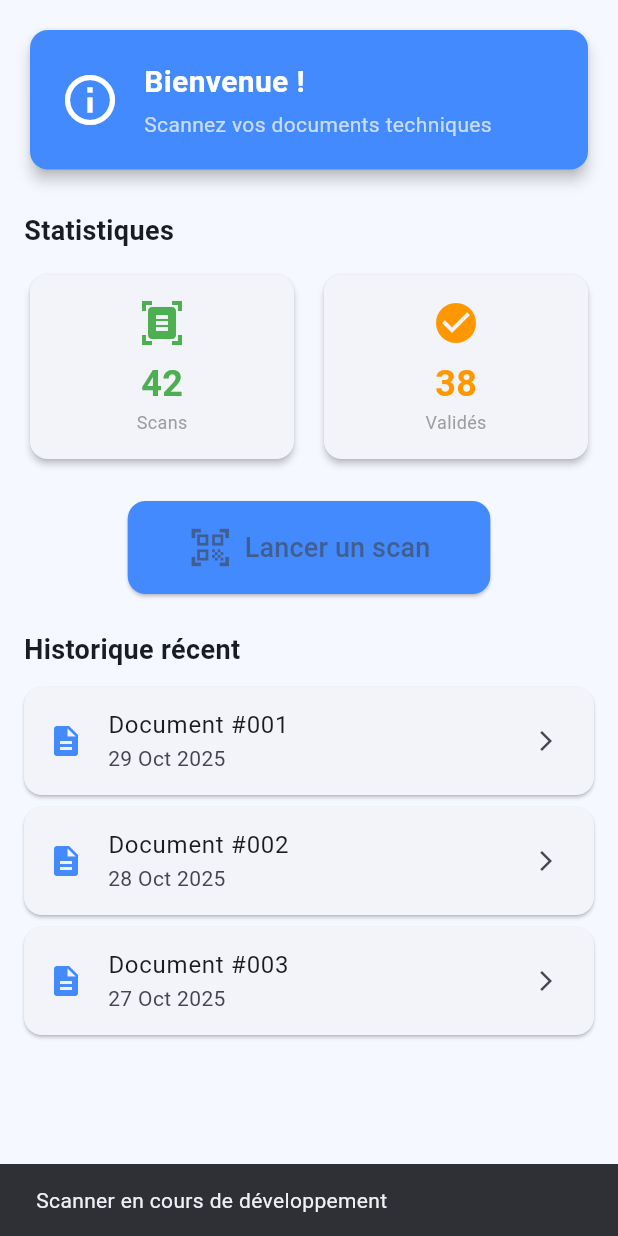
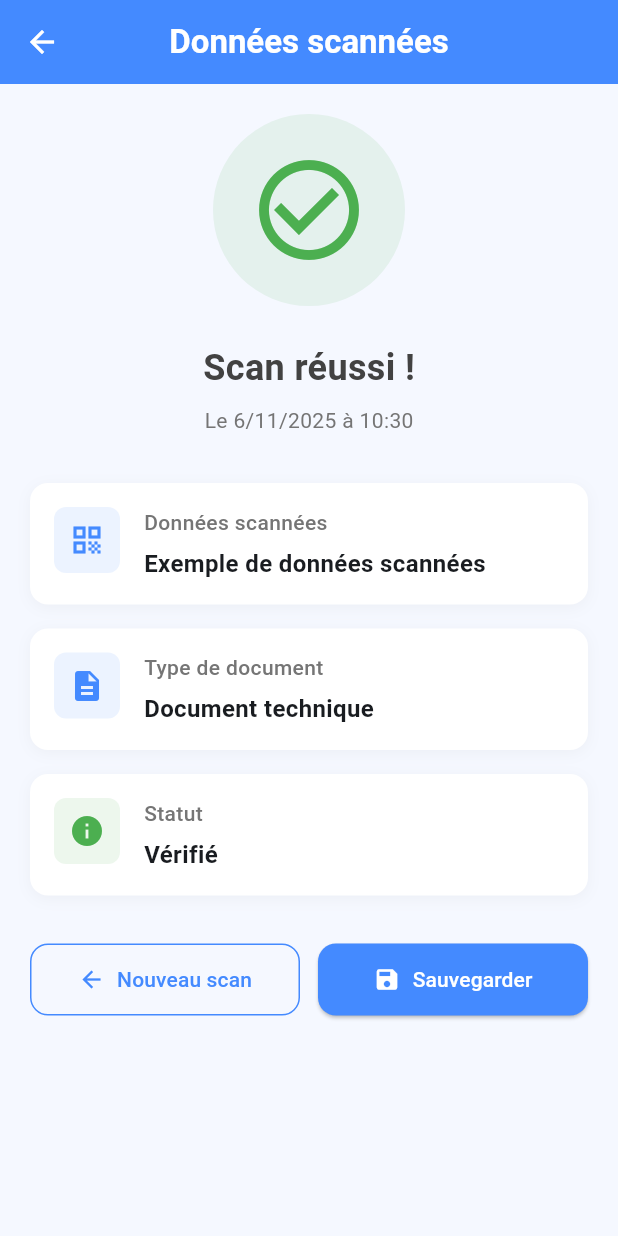
Before and after one commit to noursnoussi/glpi1, a Flutter app: the ScannerScreen screen opened directly, after a tap on "Lancer un scan", on a phone screen of 412 x 824 dp. Run offline on Flutter 3.47's test engine with Material 3 defaults, Android fonts, the phone set to English and light mode, and no system bars; our stand-ins replace firebase_auth, firebase_core; accounts and stored records are empty.

Commit message:
ajouter des interfaces

```diff
--- /dev/null
+++ b/lib/Screens/data_screen.dart
@@ -0,0 +1,213 @@
+// lib/screens/data_screen.dart
+import 'package:flutter/material.dart';
+
+class DataScreen extends StatelessWidget {
+  const DataScreen({super.key});
+
+  @override
+  Widget build(BuildContext context) {
+    // Récupérer les données passées depuis la page Scanner
+    final args = ModalRoute.of(context)?.settings.arguments as Map<String, dynamic>?;
+    final scannedData = args?['scannedData'] ?? 'Aucune donnée';
+    final timestamp = args?['timestamp'] as DateTime? ?? DateTime.now();
+
+    return Scaffold(
+      appBar: AppBar(
+        title: const Text(
+          'Données scannées',
+          style: TextStyle(color: Colors.white, fontWeight: FontWeight.bold),
+        ),
+        centerTitle: true,
+        backgroundColor: Colors.blueAccent,
+        iconTheme: const IconThemeData(color: Colors.white),
+      ),
+      body: SingleChildScrollView(
+        padding: const EdgeInsets.all(20),
+        child: Column(
+          crossAxisAlignment: CrossAxisAlignment.start,
+          children: [
+            // Icône de succès
+            Center(
+              child: Container(
+                padding: const EdgeInsets.all(24),
+                decoration: BoxDecoration(
+                  color: Colors.green.withOpacity(0.1),
+                  shape: BoxShape.circle,
+                ),
+                child: const Icon(
+                  Icons.check_circle_outline,
+                  size: 80,
+                  color: Colors.green,
+                ),
+              ),
+            ),
+
+            const SizedBox(height: 24),
+
+            Center(
+              child: Text(
+                'Scan réussi !',
+                style: TextStyle(
+                  fontSize: 24,
+                  fontWeight: FontWeight.bold,
+                  color: Colors.grey[800],
+                ),
+              ),
+            ),
+
+            const SizedBox(height: 8),
+
+            Center(
+              child: Text(
+                'Le ${timestamp.day}/${timestamp.month}/${timestamp.year} à ${timestamp.hour}:${timestamp.minute.toString().padLeft(2, '0')}',
+                style: TextStyle(
+                  color: Colors.grey[600],
+                  fontSize: 14,
+                ),
+              ),
+            ),
+
+            const SizedBox(height: 32),
+
+            // Carte avec les informations
+            _buildInfoCard(
+              title: 'Données scannées',
+              icon: Icons.qr_code,
+              content: scannedData.toString(),
+            ),
+
+            const SizedBox(height: 16),
+
+            _buildInfoCard(
+              title: 'Type de document',
+              icon: Icons.description,
+              content: 'Document technique',
+            ),
+
+            const SizedBox(height: 16),
+
+            _buildInfoCard(
+              title: 'Statut',
+              icon: Icons.info,
+              content: 'Vérifié',
+              statusColor: Colors.green,
+            ),
+
+            const SizedBox(height: 32),
+
+            // Boutons d'action
+            Row(
+              children: [
+                Expanded(
+                  child: OutlinedButton.icon(
+                    onPressed: () {
+                      // Retour à la page scanner
+                      Navigator.pop(context);
+                    },
+                    icon: const Icon(Icons.arrow_back),
+                    label: const Text('Nouveau scan'),
+                    style: OutlinedButton.styleFrom(
+                      padding: const EdgeInsets.symmetric(vertical: 14),
+                      shape: RoundedRectangleBorder(
+                        borderRadius: BorderRadius.circular(12),
+                      ),
+                      side: const BorderSide(color: Colors.blueAccent),
+                      foregroundColor: Colors.blueAccent,
+                    ),
+                  ),
+                ),
+                const SizedBox(width: 12),
+                Expanded(
+                  child: ElevatedButton.icon(
+                    onPressed: () {
+                      // Sauvegarder ou exporter
+                      ScaffoldMessenger.of(context).showSnackBar(
+                        const SnackBar(
+                          content: Text('Données sauvegardées !'),
+                          backgroundColor: Colors.green,
+                        ),
+                      );
+                    },
+                    icon: const Icon(Icons.save),
+                    label: const Text('Sauvegarder'),
+                    style: ElevatedButton.styleFrom(
+                      backgroundColor: Colors.blueAccent,
+                      foregroundColor: Colors.white,
+                      padding: const EdgeInsets.symmetric(vertical: 14),
+                      shape: RoundedRectangleBorder(
+                        borderRadius: BorderRadius.circular(12),
+                      ),
+                    ),
+                  ),
+                ),
+              ],
+            ),
+          ],
+        ),
+      ),
+    );
+  }
+
+  Widget _buildInfoCard({
+    required String title,
+    required IconData icon,
+    required String content,
+    Color? statusColor,
+  }) {
+    return Container(
+      padding: const EdgeInsets.all(16),
+      decoration: BoxDecoration(
+        color: Colors.white,
+        borderRadius: BorderRadius.circular(12),
+        boxShadow: [
+          BoxShadow(
+            color: Colors.grey.withOpacity(0.1),
+            blurRadius: 8,
+            offset: const Offset(0, 2),
+          ),
+        ],
+      ),
+      child: Row(
+        crossAxisAlignment: CrossAxisAlignment.start,
+        children: [
+          Container(
+            padding: const EdgeInsets.all(10),
+            decoration: BoxDecoration(
+              color: (statusColor ?? Colors.blueAccent).withOpacity(0.1),
+              borderRadius: BorderRadius.circular(8),
+            ),
+            child: Icon(
+              icon,
+              color: statusColor ?? Colors.blueAccent,
+              size: 24,
+            ),
+          ),
+          const SizedBox(width: 16),
+          Expanded(
+            child: Column(
+              crossAxisAlignment: CrossAxisAlignment.start,
+              children: [
+                Text(
+                  title,
+                  style: TextStyle(
+                    fontSize: 14,
+                    color: Colors.grey[600],
+                    fontWeight: FontWeight.w500,
+                  ),
+                ),
+                const SizedBox(height: 6),
+                Text(
+                  content,
+                  style: const TextStyle(
+                    fontSize: 16,
+                    fontWeight: FontWeight.w600,
+                  ),
+                ),
+              ],
+            ),
+          ),
+        ],
+      ),
+    );
+  }
+}
--- a/lib/Screens/detail_screen.dart
+++ /dev/null
@@ -1,2 +0,0 @@
-//# Détails du matériel
-// Page affichant les détails d’un matériel après scan
--- a/lib/Screens/home_screen.dart
+++ b/lib/Screens/home_screen.dart
@@ -1,62 +1,93 @@
 // lib/screens/home_screen.dart
 import 'package:flutter/material.dart';
-import 'scanner_screen.dart';
-import 'profile_screen.dart';
+import '../utils/constants.dart';
 
-class HomeScreen extends StatefulWidget {
+class HomeScreen extends StatelessWidget {
   const HomeScreen({super.key});
-
-  @override
-  State<HomeScreen> createState() => _HomeScreenState();
-}
-
-class _HomeScreenState extends State<HomeScreen> {
-  int _currentIndex = 0;
-
-  // Liste des pages (importées depuis leurs fichiers respectifs)
-  final List<Widget> _pages = [
-    const ScannerScreen(), // ✅ Importé de scanner_screen.dart
-    const ProfileScreen(), // ✅ Importé de profile_screen.dart
-  ];
 
   @override
   Widget build(BuildContext context) {
     return Scaffold(
-        appBar: AppBar(
-    title: Text(
-      _currentIndex == 0 ? 'Scanner' : 'Profil',
-      style: const TextStyle(
-        color: Colors.white,
-        fontWeight: FontWeight.bold,
-      ),
-    ),
-    centerTitle: true,
-    backgroundColor: Colors.blueAccent,
-    iconTheme: const IconThemeData(color: Colors.white), // icônes blanches si besoin
-  ),
+      backgroundColor: AppColors.background,
+      body: SafeArea(
+        child: Padding(
+          padding: const EdgeInsets.all(AppSizes.padding * 2),
+          child: Column(
+            mainAxisAlignment: MainAxisAlignment.center,
+            children: [
+              const Spacer(),
 
-      body: _pages[_currentIndex], // Affiche la page sélectionnée
-      bottomNavigationBar: BottomNavigationBar(
-        currentIndex: _currentIndex,
-        onTap: (index) {
-          setState(() {
-            _currentIndex = index;
-          });
-        },
-        selectedItemColor: Colors.blueAccent,
-        unselectedItemColor: Colors.grey,
-        items: const [
-          BottomNavigationBarItem(
-            icon: Icon(Icons.qr_code_scanner),
-            label: 'Scanner',
+              // 📱 Logo ou icône de l'application
+              Container(
+                padding: const EdgeInsets.all(32),
+                decoration: BoxDecoration(
+                  color: Colors.blueAccent.withOpacity(0.1),
+                  shape: BoxShape.circle,
+                ),
+                child: const Icon(
+                  Icons.qr_code_scanner,
+                  size: 100,
+                  color: Colors.blueAccent,
+                ),
+              ),
 
+              const SizedBox(height: 40),
 
+              // Titre de l'application
+              const Text(
+                AppStrings.appName,
+                style: TextStyle(
+                  fontSize: 32,
+                  fontWeight: FontWeight.bold,
+                  color: AppColors.textPrimary,
+                ),
+                textAlign: TextAlign.center,
+              ),
+
+              const SizedBox(height: 16),
+
+              // Description
+              Text(
+                'Scannez et gérez vos documents techniques facilement',
+                style: TextStyle(
+                  fontSize: 16,
+                  color: Colors.grey[600],
+                ),
+                textAlign: TextAlign.center,
+              ),
+
+              const Spacer(),
+
+              // Bouton "Se connecter"
+              SizedBox(
+                width: double.infinity,
+                child: ElevatedButton(
+                  onPressed: () {
+                    Navigator.pushNamed(context, '/login');
+                  },
+                  style: ElevatedButton.styleFrom(
+                    backgroundColor: Colors.blueAccent,
+                    padding: const EdgeInsets.symmetric(vertical: 16),
+                    shape: RoundedRectangleBorder(
+                      borderRadius: BorderRadius.circular(12),
+                    ),
+                    elevation: 2,
+                  ),
+                  child: const Text(
+                    "Se connecter",
+                    style: TextStyle(
+                      fontSize: 18,
+                      fontWeight: FontWeight.bold,
+                      color: Colors.white,
+                    ),
+                  ),
+                ),
+              ),
+
+              const SizedBox(height: 40),
+            ],
           ),
-          BottomNavigationBarItem(
-            icon: Icon(Icons.person),
-            label: 'Profil',
-          ),
-        ],
+        ),
       ),
     );
   }
--- a/lib/Screens/login_screen.dart
+++ b/lib/Screens/login_screen.dart
@@ -37,7 +37,7 @@ class _LoginScreenState extends State<LoginScreen> {
 
       if (user != null && mounted) {
         if (user.emailVerified) {
-          Navigator.pushReplacementNamed(context, '/home');
+          Navigator.pushReplacementNamed(context, '/scanner');
         } else {
           ScaffoldMessenger.of(context).showSnackBar(
             SnackBar(
--- /dev/null
+++ b/lib/Screens/scanner_main_screen.dart
@@ -0,0 +1,60 @@
+// lib/screens/scanner_main_screen.dart
+import 'package:flutter/material.dart';
+import 'scanner_screen.dart';
+import 'profile_screen.dart';
+
+class ScannerMainScreen extends StatefulWidget {
+  const ScannerMainScreen({super.key});
+
+  @override
+  State<ScannerMainScreen> createState() => _ScannerMainScreenState();
+}
+
+class _ScannerMainScreenState extends State<ScannerMainScreen> {
+  int _currentIndex = 0;
+
+  final List<Widget> _pages = [
+    const ScannerScreen(),
+    const ProfileScreen(),
+  ];
+
+  @override
+  Widget build(BuildContext context) {
+    return Scaffold(
+      appBar: AppBar(
+        title: Text(
+          _currentIndex == 0 ? 'Scanner' : 'Profil',
+          style: const TextStyle(
+            color: Colors.white,
+            fontWeight: FontWeight.bold,
+          ),
+        ),
+        centerTitle: true,
+        backgroundColor: Colors.blueAccent,
+        iconTheme: const IconThemeData(color: Colors.white),
+        automaticallyImplyLeading: false, // Enlève le bouton retour
+      ),
+      body: _pages[_currentIndex],
+      bottomNavigationBar: BottomNavigationBar(
+        currentIndex: _currentIndex,
+        onTap: (index) {
+          setState(() {
+            _currentIndex = index;
+          });
+        },
+        selectedItemColor: Colors.blueAccent,
+        unselectedItemColor: Colors.grey,
+        items: const [
+          BottomNavigationBarItem(
+            icon: Icon(Icons.qr_code_scanner),
+            label: 'Scanner',
+          ),
+          BottomNavigationBarItem(
+            icon: Icon(Icons.person),
+            label: 'Profil',
+          ),
+        ],
+      ),
+    );
+  }
+}
--- a/lib/Screens/scanner_screen.dart
+++ b/lib/Screens/scanner_screen.dart
@@ -1,6 +1,4 @@
-//# Écran de scan QR
 // lib/screens/scanner_screen.dart
-// Page Scanner (sans Scaffold - pour intégration dans HomeScreen)
 import 'package:flutter/material.dart';
 
 class ScannerScreen extends StatelessWidget {
@@ -8,29 +6,35 @@ class ScannerScreen extends StatelessWidget {
 
   @override
   Widget build(BuildContext context) {
-    return Padding(
-      padding: const EdgeInsets.all(16.0),
+    return Scaffold(
+      backgroundColor: Colors.grey[100],
+      body: SingleChildScrollView(
+        padding: const EdgeInsets.all(16),
         child: Column(
           crossAxisAlignment: CrossAxisAlignment.start,
           children: [
             // Carte de bienvenue
-          Card(
-            elevation: 4,
-            shape: RoundedRectangleBorder(
-              borderRadius: BorderRadius.circular(12),
+            Container(
+              padding: const EdgeInsets.all(20),
+              decoration: BoxDecoration(
+                gradient: const LinearGradient(
+                  colors: [Colors.blueAccent, Colors.blue],
                 ),
-            color: Colors.blueAccent,
-            child: Padding(
-              padding: const EdgeInsets.all(20.0),
+                borderRadius: BorderRadius.circular(16),
+              ),
               child: Row(
                 children: [
-                  const Icon(Icons.info_outline, color: Colors.white, size: 40),
+                  const Icon(
+                    Icons.info_outline,
+                    color: Colors.white,
+                    size: 40,
+                  ),
                   const SizedBox(width: 16),
                   Expanded(
                     child: Column(
                       crossAxisAlignment: CrossAxisAlignment.start,
-                      children: const [
-                        Text(
+                      children: [
+                        const Text(
                           'Bienvenue !',
                           style: TextStyle(
                             color: Colors.white,
@@ -38,16 +42,18 @@ class ScannerScreen extends StatelessWidget {
                             fontWeight: FontWeight.bold,
                           ),
                         ),
-                        SizedBox(height: 4),
+                        const SizedBox(height: 4),
                         Text(
                           'Scannez vos documents techniques',
-                          style: TextStyle(color: Colors.white70, fontSize: 14),
+                          style: TextStyle(
+                            color: Colors.white.withOpacity(0.9),
+                            fontSize: 14,
+                          ),
                         ),
                       ],
                     ),
                   ),
                 ],
-              ),
               ),
             ),
 
@@ -56,7 +62,10 @@ class ScannerScreen extends StatelessWidget {
             // Statistiques
             const Text(
               'Statistiques',
-            style: TextStyle(fontSize: 18, fontWeight: FontWeight.bold),
+              style: TextStyle(
+                fontSize: 18,
+                fontWeight: FontWeight.bold,
+              ),
             ),
             const SizedBox(height: 12),
 
@@ -65,18 +74,18 @@ class ScannerScreen extends StatelessWidget {
                 Expanded(
                   child: _buildStatCard(
                     icon: Icons.document_scanner,
-                  title: 'Scans',
-                  value: '42',
-                  color: Colors.green,
+                    iconColor: Colors.green,
+                    count: '42',
+                    label: 'Scans',
                   ),
                 ),
                 const SizedBox(width: 12),
                 Expanded(
                   child: _buildStatCard(
                     icon: Icons.check_circle,
-                  title: 'Validés',
-                  value: '38',
-                  color: Colors.orange,
+                    iconColor: Colors.orange,
+                    count: '38',
+                    label: 'Validés',
                   ),
                 ),
               ],
@@ -84,43 +93,97 @@ class ScannerScreen extends StatelessWidget {
 
             const SizedBox(height: 24),
 
-          // Bouton principal de scan
+            // Bouton de scan
             Center(
               child: ElevatedButton.icon(
                 onPressed: () {
-                // TODO: Ouvrir le scanner
-                ScaffoldMessenger.of(context).showSnackBar(
-                  const SnackBar(content: Text('Scanner en cours de développement')),
+                  // Ici, après le scan, on redirige vers la page Data
+                  Navigator.pushNamed(
+                    context,
+                    '/data',
+                    arguments: {
+                      'scannedData': 'Exemple de données scannées',
+                      'timestamp': DateTime.now(),
+                    },
                   );
                 },
-              icon: const Icon(Icons.qr_code_scanner, size: 30),
-              label: const Text('Lancer un scan', style: TextStyle(fontSize: 18)),
+                icon: const Icon(Icons.qr_code_scanner, size: 28),
+                label: const Text(
+                  'Lancer un scan',
+                  style: TextStyle(fontSize: 16),
+                ),
                 style: ElevatedButton.styleFrom(
                   backgroundColor: Colors.blueAccent,
-                padding: const EdgeInsets.symmetric(horizontal: 40, vertical: 16),
+                  foregroundColor: Colors.white,
+                  padding: const EdgeInsets.symmetric(
+                    horizontal: 32,
+                    vertical: 16,
+                  ),
                   shape: RoundedRectangleBorder(
                     borderRadius: BorderRadius.circular(12),
                   ),
+                  elevation: 4,
                 ),
               ),
             ),
 
-          const SizedBox(height: 24),
+            const SizedBox(height: 32),
 
             // Historique récent
             const Text(
               'Historique récent',
-            style: TextStyle(fontSize: 18, fontWeight: FontWeight.bold),
+              style: TextStyle(
+                fontSize: 18,
+                fontWeight: FontWeight.bold,
+              ),
             ),
             const SizedBox(height: 12),
 
-          Expanded(
-            child: ListView(
+            _buildHistoryItem('Document #001', '29 Oct 2025'),
+            _buildHistoryItem('Document #002', '28 Oct 2025'),
+            _buildHistoryItem('Document #003', '27 Oct 2025'),
+          ],
+        ),
+      ),
+    );
+  }
+
+  Widget _buildStatCard({
+    required IconData icon,
+    required Color iconColor,
+    required String count,
+    required String label,
+  }) {
+    return Container(
+      padding: const EdgeInsets.all(20),
+      decoration: BoxDecoration(
+        color: Colors.white,
+        borderRadius: BorderRadius.circular(12),
+        boxShadow: [
+          BoxShadow(
+            color: Colors.grey.withOpacity(0.1),
+            blurRadius: 8,
+            offset: const Offset(0, 2),
+          ),
+        ],
+      ),
+      child: Column(
         children: [
-                _buildHistoryItem('Document #001', '29 Oct 2025', Icons.description),
-                _buildHistoryItem('Document #002', '28 Oct 2025', Icons.description),
-                _buildHistoryItem('Document #003', '27 Oct 2025', Icons.description),
-              ],
+          Icon(icon, color: iconColor, size: 40),
+          const SizedBox(height: 12),
+          Text(
+            count,
+            style: const TextStyle(
+              fontSize: 28,
+              fontWeight: FontWeight.bold,
+            ),
+          ),
+          const SizedBox(height: 4),
+          Text(
+            label,
+            style: TextStyle(
+              color: Colors.grey[600],
+              fontSize: 14,
             ),
           ),
         ],
@@ -128,49 +191,64 @@ class ScannerScreen extends StatelessWidget {
     );
   }
 
-  // Widget pour les cartes de statistiques
-  Widget _buildStatCard({
-    required IconData icon,
-    required String title,
-    required String value,
-    required Color color,
-  }) {
-    return Card(
-      elevation: 2,
-      shape: RoundedRectangleBorder(borderRadius: BorderRadius.circular(12)),
-      child: Padding(
-        padding: const EdgeInsets.all(16.0),
-        child: Column(
+  Widget _buildHistoryItem(String title, String date) {
+    return Container(
+      margin: const EdgeInsets.only(bottom: 12),
+      padding: const EdgeInsets.all(16),
+      decoration: BoxDecoration(
+        color: Colors.white,
+        borderRadius: BorderRadius.circular(12),
+        boxShadow: [
+          BoxShadow(
+            color: Colors.grey.withOpacity(0.1),
+            blurRadius: 4,
+            offset: const Offset(0, 2),
+          ),
+        ],
+      ),
+      child: Row(
         children: [
-            Icon(icon, color: color, size: 32),
-            const SizedBox(height: 8),
-            Text(
-              value,
-              style: TextStyle(
-                fontSize: 24,
-                fontWeight: FontWeight.bold,
-                color: color,
+          Container(
+            padding: const EdgeInsets.all(10),
+            decoration: BoxDecoration(
+              color: Colors.blue.withOpacity(0.1),
+              borderRadius: BorderRadius.circular(8),
+            ),
+            child: const Icon(
+              Icons.description,
+              color: Colors.blue,
+              size: 24,
             ),
           ),
+          const SizedBox(width: 16),
+          Expanded(
+            child: Column(
+              crossAxisAlignment: CrossAxisAlignment.start,
+              children: [
                 Text(
                   title,
-              style: const TextStyle(color: Colors.grey, fontSize: 12),
+                  style: const TextStyle(
+                    fontSize: 16,
+                    fontWeight: FontWeight.w600,
+                  ),
+                ),
+                const SizedBox(height: 4),
+                Text(
+                  date,
+                  style: TextStyle(
+                    color: Colors.grey[600],
+                    fontSize: 13,
+                  ),
                 ),
               ],
             ),
           ),
-    );
-  }
-
-  // Widget pour les éléments d'historique
-  Widget _buildHistoryItem(String title, String date, IconData icon) {
-    return Card(
-      margin: const EdgeInsets.only(bottom: 8),
-      child: ListTile(
-        leading: Icon(icon, color: Colors.blueAccent),
-        title: Text(title),
-        subtitle: Text(date),
-        trailing: const Icon(Icons.arrow_forward_ios, size: 16),
+          const Icon(
+            Icons.arrow_forward_ios,
+            color: Colors.grey,
+            size: 16,
+          ),
+        ],
       ),
     );
   }
--- a/lib/main.dart
+++ b/lib/main.dart
@@ -1,18 +1,18 @@
 // lib/main.dart
-// Point d'entrée principal de l'application Flutter
-
 import 'package:flutter/material.dart';
 import 'package:firebase_core/firebase_core.dart';
 import 'firebase_options.dart';
 
+import 'Screens/home_screen.dart';
 import 'Screens/login_screen.dart';
-import 'Screens/home_screen.dart';
+import 'Screens/scanner_main_screen.dart';
+import 'Screens/data_screen.dart';
 import 'Screens/edit_profile_screen.dart';
 import 'Screens/reset_password_screen.dart';
 import 'utils/constants.dart';
 
 void main() async {
-  WidgetsFlutterBinding.ensureInitialized(); // important
+  WidgetsFlutterBinding.ensureInitialized();
   await Firebase.initializeApp(
     options: DefaultFirebaseOptions.currentPlatform,
   );
@@ -34,11 +34,14 @@ class MyApp extends StatelessWidget {
         useMaterial3: true,
       ),
 
-      initialRoute: '/login',
+      // ✅ Changement : La page d'accueil devient la première page
+      initialRoute: '/',
 
       routes: {
-        '/login': (context) => const LoginScreen(),
-        '/home': (context) => const HomeScreen(),
+        '/': (context) => const HomeScreen(),              // Page d'accueil avec bouton "Se connecter"
+        '/login': (context) => const LoginScreen(),        // Page de connexion
+        '/scanner': (context) => const ScannerMainScreen(), // Page principale avec Scanner + Profil
+        '/data': (context) => const DataScreen(),          // Page d'affichage des données scannées
         '/edit-profile': (context) => const EditProfileScreen(),
         '/reset-password': (context) => const ResetPasswordScreen(),
       },
```
Lines whose indentation alone changed are shown as unchanged.
